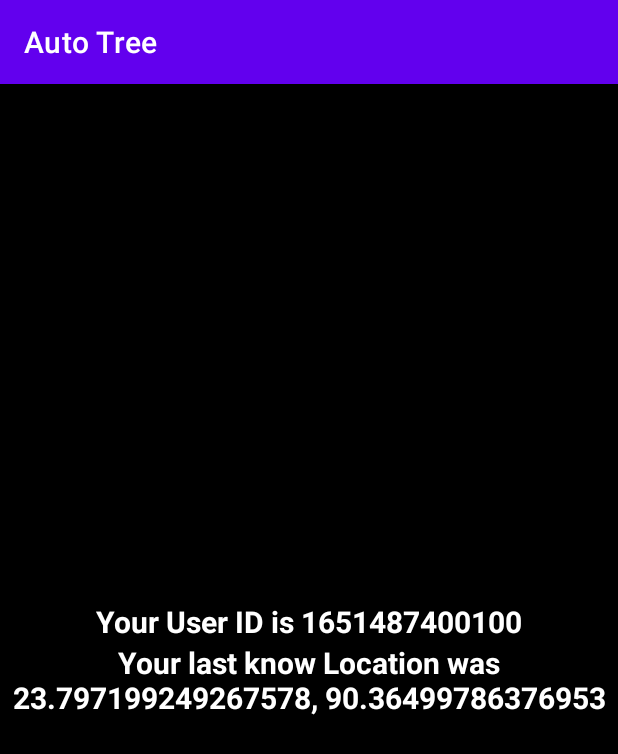
After one commit to ahxagent007/Auto-Tree-Watering-System, an Android app: the SettingsActivity screen opened directly, with no data from a screen before it, on a phone screen of 412 x 824 dp. The commit adds this screen. Shown: the top 754 px of the screen. Run offline under Robolectric (Android 15) with nearby library versions, the phone set to English and light mode, and no system bars; network calls fail.

Commit message:
Settings activity added

```diff
--- a/app/src/main/AndroidManifest.xml
+++ b/app/src/main/AndroidManifest.xml
@@ -13,6 +13,9 @@
         android:roundIcon="@mipmap/ic_launcher_round"
         android:supportsRtl="true"
         android:theme="@style/Theme.AutoTree">
+        <activity
+            android:name=".Activities.SettingsActivity"
+            android:exported="false" />
         <activity
             android:name=".Activities.DeviceActivity"
             android:exported="false" />
--- a/app/src/main/java/com/alphacuetech/xian/autotree/Activities/MainActivity.java
+++ b/app/src/main/java/com/alphacuetech/xian/autotree/Activities/MainActivity.java
@@ -48,10 +48,10 @@ public class MainActivity extends AppCompatActivity {
             }
         });
 
-        btn_device_status.setOnClickListener(new View.OnClickListener() {
+        btn_settings.setOnClickListener(new View.OnClickListener() {
             @Override
             public void onClick(View view) {
-                Intent i = new Intent(getApplicationContext(), Menu.class);
+                Intent i = new Intent(getApplicationContext(), SettingsActivity.class);
                 startActivity(i);
             }
         });
--- /dev/null
+++ b/app/src/main/java/com/alphacuetech/xian/autotree/Activities/SettingsActivity.java
@@ -0,0 +1,28 @@
+package com.alphacuetech.xian.autotree.Activities;
+
+import androidx.appcompat.app.AppCompatActivity;
+
+import android.os.Bundle;
+import android.widget.TextView;
+
+import com.alphacuetech.xian.autotree.R;
+import com.alphacuetech.xian.autotree.functions.SharedPref;
+
+public class SettingsActivity extends AppCompatActivity {
+
+    TextView TV_uid, TV_loc;
+    @Override
+    protected void onCreate(Bundle savedInstanceState) {
+        super.onCreate(savedInstanceState);
+        setContentView(R.layout.activity_settings);
+
+        TV_uid = findViewById(R.id.TV_uid);
+        TV_loc = findViewById(R.id.TV_loc);
+
+        SharedPref sp = new SharedPref(getApplicationContext());
+
+        TV_uid.setText("Your User ID is "+sp.getUID());
+        TV_loc.setText("Your last know Location was "+sp.getLastLat()+", "+sp.getLastLon());
+
+    }
+}
--- a/app/src/main/java/com/alphacuetech/xian/autotree/Activities/TreeActivity.java
+++ b/app/src/main/java/com/alphacuetech/xian/autotree/Activities/TreeActivity.java
@@ -358,7 +358,7 @@ public class TreeActivity extends AppCompatActivity {
             double w_min = (trees.get(position).getWater_min()/trees.get(position).getTemp_min())*daily.getTemp().getMin();
             double w_max = (trees.get(position).getWater_max()/trees.get(position).getTemp_max())*daily.getTemp().getMax();
 
-            //viewHolder.TV_water.setText(df.format(w_min)+"-"+df.format(w_max)+" ml");
+            viewHolder.TV_water.setText("Suited Weather: "+trees.get(position).getTemp_min()+"-"+trees.get(position).getTemp_max()+" C");
 
             Glide.with(getApplicationContext())
                     .load(trees.get(position).getImg())
--- a/app/src/main/java/com/alphacuetech/xian/autotree/functions/SharedPref.java
+++ b/app/src/main/java/com/alphacuetech/xian/autotree/functions/SharedPref.java
@@ -23,6 +23,42 @@ public class SharedPref {
         SharedPreferences sharedPreferences = context.getSharedPreferences("MySharedPref", Context.MODE_PRIVATE);
         SharedPreferences.Editor myEdit = sharedPreferences.edit();
         myEdit.putString("UID", uid);
+
+        myEdit.commit();
+
+    }
+    public double getLastLat(){
+
+        SharedPreferences sh = context.getSharedPreferences("MySharedPref", context.MODE_PRIVATE);
+
+        float lon = sh.getFloat("Lat", (float) 23.7972);
+
+        return (double) lon;
+    }
+
+    public void setLastLat(double lat){
+
+        SharedPreferences sharedPreferences = context.getSharedPreferences("MySharedPref", Context.MODE_PRIVATE);
+        SharedPreferences.Editor myEdit = sharedPreferences.edit();
+        myEdit.putFloat("Lat", (float) lat);
+
+        myEdit.commit();
+
+    }
+    public double getLastLon(){
+
+        SharedPreferences sh = context.getSharedPreferences("MySharedPref", context.MODE_PRIVATE);
+
+        float lon = sh.getFloat("Long", (float) 90.365);
+
+        return (double) lon;
+    }
+
+    public void setLastLon(double lon){
+
+        SharedPreferences sharedPreferences = context.getSharedPreferences("MySharedPref", Context.MODE_PRIVATE);
+        SharedPreferences.Editor myEdit = sharedPreferences.edit();
+        myEdit.putFloat("Long", (float) lon);
 
         myEdit.commit();
 
--- /dev/null
+++ b/app/src/main/res/layout/activity_settings.xml
@@ -0,0 +1,33 @@
+<?xml version="1.0" encoding="utf-8"?>
+<androidx.appcompat.widget.LinearLayoutCompat xmlns:android="http://schemas.android.com/apk/res/android"
+    xmlns:app="http://schemas.android.com/apk/res-auto"
+    xmlns:tools="http://schemas.android.com/tools"
+    android:layout_width="match_parent"
+    android:layout_height="match_parent"
+    tools:context=".Activities.SettingsActivity"
+    android:orientation="vertical"
+    android:background="#000000"
+    android:gravity="center">
+
+    <TextView
+        android:id="@+id/TV_uid"
+        android:layout_width="match_parent"
+        android:layout_height="wrap_content"
+        android:text="Your User ID: "
+        android:textSize="20dp"
+        android:textStyle="bold"
+        android:textColor="#FFFFFF"
+        android:textAlignment="center"/>
+
+    <TextView
+        android:id="@+id/TV_loc"
+        android:layout_width="match_parent"
+        android:layout_height="wrap_content"
+        android:text="Your Last Location: "
+        android:textSize="20dp"
+        android:textStyle="bold"
+        android:textColor="#FFFFFF"
+        android:textAlignment="center"/>
+
+
+</androidx.appcompat.widget.LinearLayoutCompat>
```
Also changed, not shown: app/src/main/java/com/alphacuetech/xian/autotree/Activities/Menu.java (+9 -2 lines).
